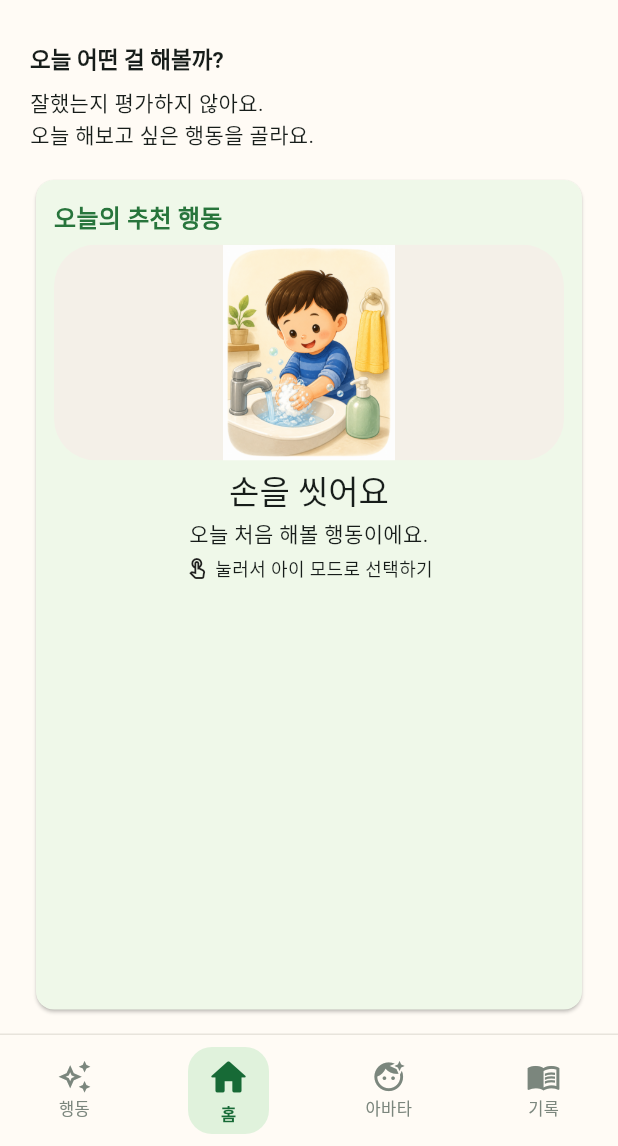
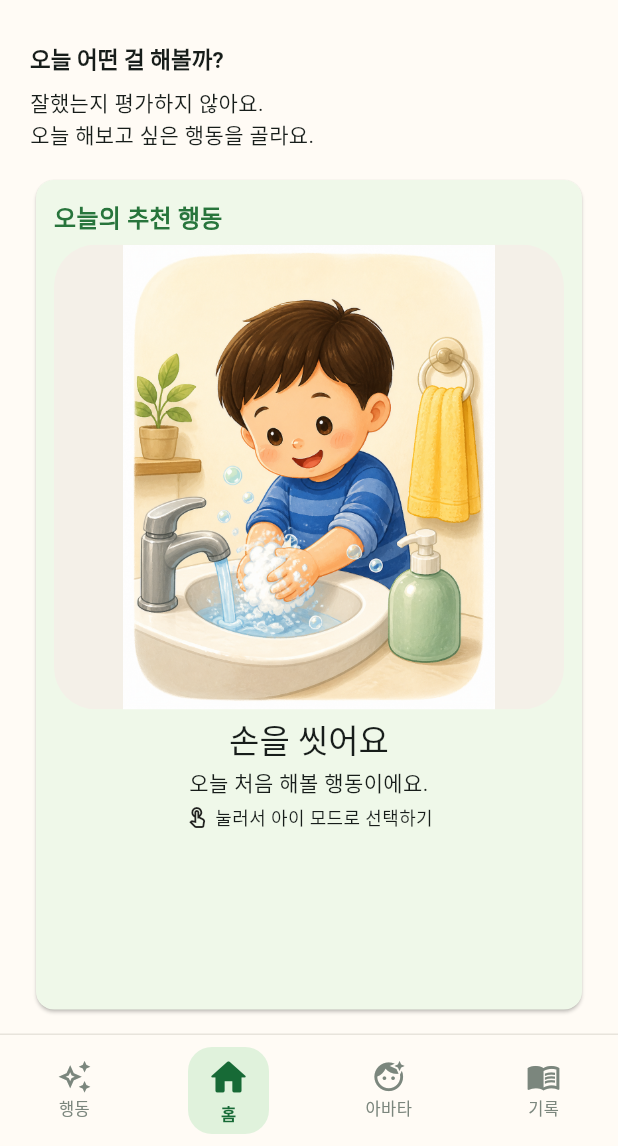
Before and after one commit to criseina/growup, a Flutter app: the HomePage screen opened directly, on a phone screen of 412 x 824 dp, the part 90-1236 px from its top. Run offline on Flutter 3.47's test engine with Material 3 defaults, Android fonts, the phone set to English and light mode, and no system bars; our stand-ins replace share_plus, shared_preferences; accounts and stored records are empty.

Commit message:
fix: expand home recommendation illustration

```diff
--- a/lib/main.dart
+++ b/lib/main.dart
@@ -469,7 +469,16 @@ class _TodayRecommendation extends StatelessWidget {
   final VoidCallback onTap;
 
   @override
-  Widget build(BuildContext context) => Card(
+  Widget build(BuildContext context) => LayoutBuilder(
+    builder: (context, constraints) {
+      // Keep enough vertical room for the changing title and two-line guidance.
+      // The illustration grows into otherwise unused card space, but is capped so
+      // it can never push the copy outside the recommendation card.
+      final illustrationHeight = (constraints.maxHeight - 158)
+          .clamp(180.0, 310.0)
+          .toDouble();
+
+      return Card(
         clipBehavior: Clip.antiAlias,
         color: const Color(0xffeff8e9),
         child: InkWell(
@@ -492,7 +501,7 @@ class _TodayRecommendation extends StatelessWidget {
                 ),
                 const SizedBox(height: 6),
                 SizedBox(
-              height: 144,
+                  height: illustrationHeight,
                   width: double.infinity,
                   child: ClipRRect(
                     borderRadius: BorderRadius.circular(16),
@@ -506,10 +515,17 @@ class _TodayRecommendation extends StatelessWidget {
                 const SizedBox(height: 6),
                 Text(
                   card.childTitle,
+                  maxLines: 1,
+                  overflow: TextOverflow.ellipsis,
                   style: Theme.of(context).textTheme.titleLarge,
                 ),
                 const SizedBox(height: 2),
-            Text(reason, textAlign: TextAlign.center, maxLines: 2),
+                Text(
+                  reason,
+                  textAlign: TextAlign.center,
+                  maxLines: 2,
+                  overflow: TextOverflow.ellipsis,
+                ),
                 const SizedBox(height: 4),
                 const Row(
                   mainAxisAlignment: MainAxisAlignment.center,
@@ -523,6 +539,8 @@ class _TodayRecommendation extends StatelessWidget {
             ),
           ),
         ),
+      );
+    },
   );
 }
 
```
Lines whose indentation alone changed are shown as unchanged.
